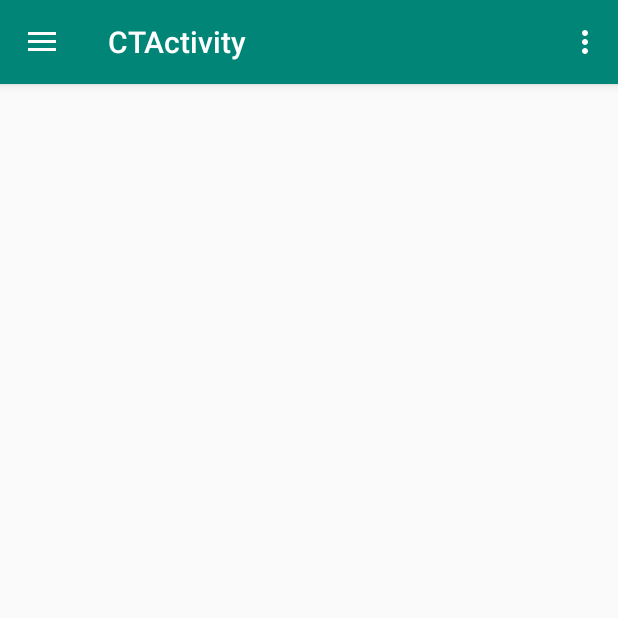
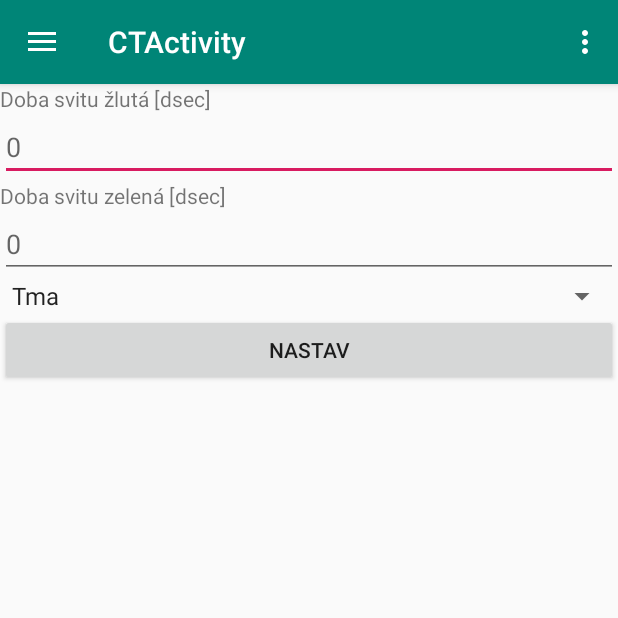
Before and after one commit to vojtahaj/CTApplication, an Android app: the CTActivity screen opened directly, with no data from a screen before it, in the side drawer, after a tap on "Nastavení", on a phone screen of 412 x 824 dp, the top half of it. Run offline under Robolectric (Android 15) with nearby library versions, the light colour scheme and no system bars.

Commit message:
Spinner start seqence, fragmenty layout
Ve fragmetnu nastaveni doplnen spinner, do fragmentu
doplnen layouty, uz to neco zobrazuje

```diff
--- a/app/src/main/java/umte/fim/uhk/cz/ctapplication/CTActivity.java
+++ b/app/src/main/java/umte/fim/uhk/cz/ctapplication/CTActivity.java
@@ -136,7 +136,7 @@ public class CTActivity extends AppCompatActivity
         } else if (id == R.id.nav_weather) {
             fragmentTransaction.replace(R.id.fragmentFrameLayout, weatherFragment);
         }
-
+            fragmentTransaction.commit();
         DrawerLayout drawer = findViewById(R.id.drawer_layout);
         drawer.closeDrawer(GravityCompat.START);
         return true;
--- a/app/src/main/java/umte/fim/uhk/cz/ctapplication/fragments/MonitorFragment.java
+++ b/app/src/main/java/umte/fim/uhk/cz/ctapplication/fragments/MonitorFragment.java
@@ -1,6 +1,19 @@
 package umte.fim.uhk.cz.ctapplication.fragments;
 
+import android.os.Bundle;
+import android.support.annotation.NonNull;
+import android.support.annotation.Nullable;
 import android.support.v4.app.Fragment;
+import android.view.LayoutInflater;
+import android.view.View;
+import android.view.ViewGroup;
+
+import umte.fim.uhk.cz.ctapplication.R;
 
 public class MonitorFragment extends Fragment {
+    @Nullable
+    @Override
+    public View onCreateView(@NonNull LayoutInflater inflater, @Nullable ViewGroup container, @Nullable Bundle savedInstanceState) {
+        return inflater.inflate(R.layout.fragment_monitor,container,false);
+    }
 }
--- a/app/src/main/java/umte/fim/uhk/cz/ctapplication/fragments/SettingFragment.java
+++ b/app/src/main/java/umte/fim/uhk/cz/ctapplication/fragments/SettingFragment.java
@@ -1,6 +1,35 @@
 package umte.fim.uhk.cz.ctapplication.fragments;
 
+import android.annotation.SuppressLint;
+import android.os.Bundle;
+import android.support.annotation.NonNull;
+import android.support.annotation.Nullable;
 import android.support.v4.app.Fragment;
+import android.view.LayoutInflater;
+import android.view.View;
+import android.view.ViewGroup;
+import android.widget.ArrayAdapter;
+import android.widget.Spinner;
+
+import umte.fim.uhk.cz.ctapplication.R;
 
 public class SettingFragment extends Fragment {
+
+    private Spinner spinnerSequence;
+
+    @Nullable
+    @Override
+    public View onCreateView(@NonNull LayoutInflater inflater, @Nullable ViewGroup container, @Nullable Bundle savedInstanceState) {
+        View view = inflater.inflate(R.layout.fragment_setting,container,false);
+
+        spinnerSequence = view.findViewById(R.id.spinner_sequence);
+        String[] sequenceValues = getResources().getStringArray(R.array.CT_set_sequence);
+
+        ArrayAdapter<String> spinnerAdapter = new ArrayAdapter<String>(this.getActivity(), android.R.layout.simple_spinner_item, sequenceValues);
+        spinnerAdapter.setDropDownViewResource(android.R.layout.simple_spinner_item);
+        spinnerSequence.setAdapter(spinnerAdapter);
+
+        return view;
+    }
+
 }
--- a/app/src/main/java/umte/fim/uhk/cz/ctapplication/fragments/WeatherFragment.java
+++ b/app/src/main/java/umte/fim/uhk/cz/ctapplication/fragments/WeatherFragment.java
@@ -1,6 +1,21 @@
 package umte.fim.uhk.cz.ctapplication.fragments;
 
+import android.os.Bundle;
+import android.support.annotation.NonNull;
+import android.support.annotation.Nullable;
 import android.support.v4.app.Fragment;
+import android.view.LayoutInflater;
+import android.view.View;
+import android.view.ViewGroup;
+
+import umte.fim.uhk.cz.ctapplication.R;
 
 public class WeatherFragment extends Fragment {
+
+
+    @Nullable
+    @Override
+    public View onCreateView(@NonNull LayoutInflater inflater, @Nullable ViewGroup container, @Nullable Bundle savedInstanceState) {
+        return inflater.inflate(R.layout.fragment_weather, container, false);
+    }
 }
--- a/app/src/main/res/layout/fragment_setting.xml
+++ b/app/src/main/res/layout/fragment_setting.xml
@@ -24,6 +24,12 @@
         android:layout_width="match_parent"
         android:layout_height="wrap_content"
         android:hint="0"/>
+    <Spinner
+        android:id="@+id/spinner_sequence"
+        android:layout_width="match_parent"
+        android:layout_height="wrap_content">
+
+    </Spinner>
 
     <Button
         android:id="@+id/btn_set_values"
--- a/app/src/main/res/values/strings.xml
+++ b/app/src/main/res/values/strings.xml
@@ -30,4 +30,13 @@
     <string name="textView_length_y">Doba svitu žlutá [dsec]</string>
     <string name="textView_length_g">Doba svitu zelená [dsec]</string>
     <string name="btn_set_values">Nastav</string>
+
+    <string-array name="CT_set_sequence">
+        <item>Tma</item>
+        <item>Startuj</item>
+        <item>Přibližuj</item>
+        <item>Hned startuj</item>
+        <item>Startuj R/G</item>
+        <item>Ručně</item>
+    </string-array>
 </resources>
```
